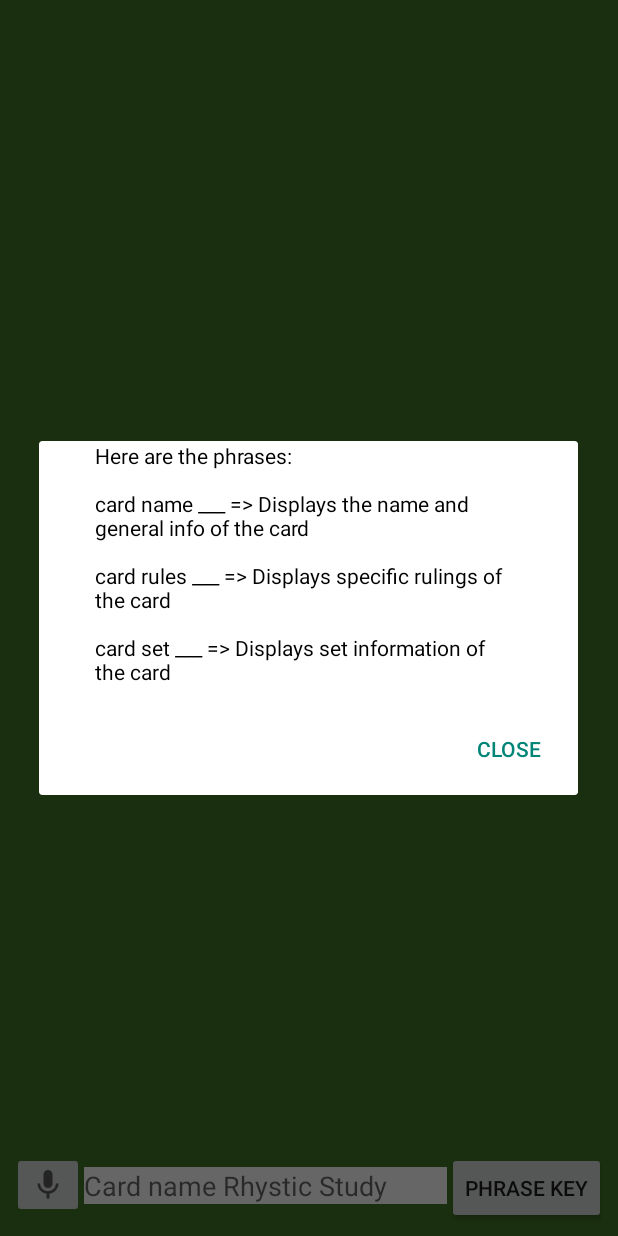
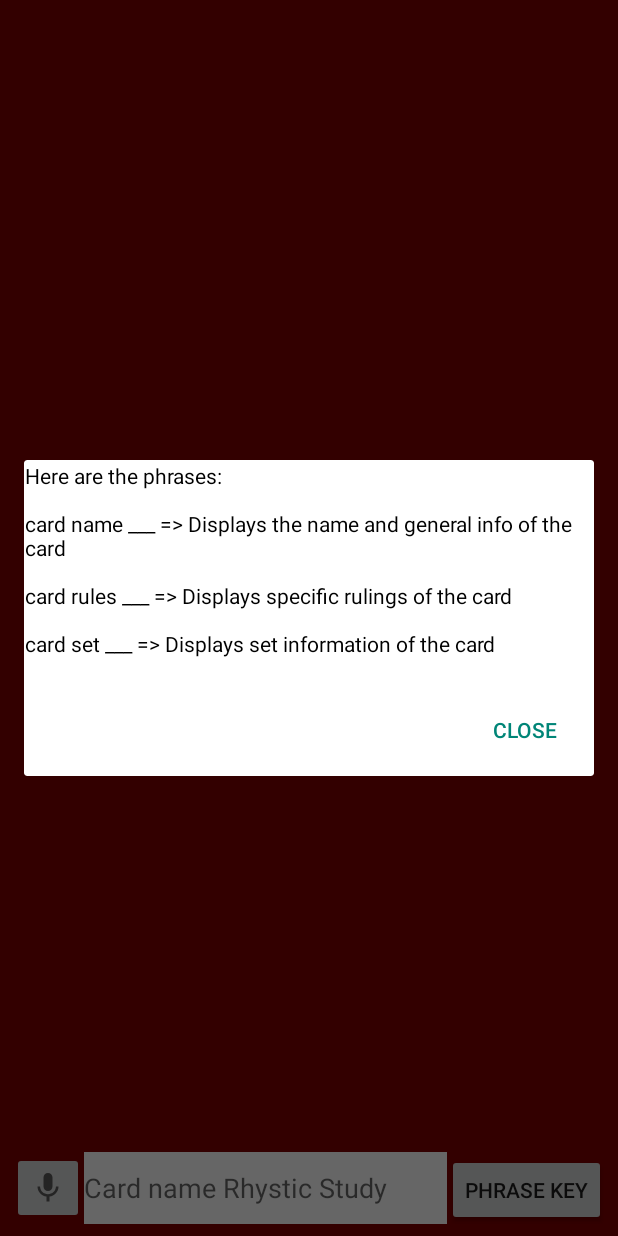
Before and after one commit to shama2025/MTGChatbot, an Android app: the screen it shows after launch (MainActivity), after a tap on "PHRASE KEY", on a phone screen of 412 x 824 dp. Run offline under Robolectric (Android 15) with nearby library versions, the phone set to English and light mode, and no system bars.

Commit message:
Update UI by adding rounded corners for text/alert dialogs, update background to be more analogous, update adapter to adjust visibility of aiIcon, create aiIcon, update android manifest so theme can be handled for light and dark more. (#4)

```diff
--- a/app/src/main/AndroidManifest.xml
+++ b/app/src/main/AndroidManifest.xml
@@ -11,14 +11,14 @@
         android:label="@string/app_name"
         android:roundIcon="@mipmap/ic_launcher_round"
         android:supportsRtl="true"
-        android:theme="@style/Theme.AppCompat.DayNight"
+        android:theme="@style/Theme.AppCompat.Light"
         tools:targetApi="31">
 
         <activity
             android:name=".MainActivity"
             android:exported="true"
             android:label="@string/app_name"
-            android:theme="@style/Theme.AppCompat.DayNight">
+            android:theme="@style/Theme.AppCompat.Light">
             <intent-filter>
                 <action android:name="android.intent.action.MAIN" />
 
--- /dev/null
+++ b/app/src/main/res/drawable/round_corners_alert_dialogs.xml
@@ -0,0 +1,16 @@
+<?xml version="1.0" encoding="utf-8"?>
+<shape xmlns:android="http://schemas.android.com/apk/res/android" >
+<stroke
+    android:width="1dp"
+    android:color="@color/white" />
+
+<solid android:color="#ffffff" />
+
+<padding
+    android:left="1dp"
+    android:right="1dp"
+    android:bottom="1dp"
+    android:top="1dp" />
+
+<corners android:radius="5dp" />
+</shape>
--- a/app/src/main/res/layout/api_error_alert_dialog.xml
+++ b/app/src/main/res/layout/api_error_alert_dialog.xml
@@ -15,6 +15,7 @@
         android:textColor="@android:color/holo_red_light"
         android:textSize="18sp"
         android:textStyle="bold"
+        android:background="@drawable/round_corners_alert_dialogs"
         app:layout_constraintBottom_toBottomOf="parent"
         app:layout_constraintEnd_toEndOf="parent"
         app:layout_constraintStart_toStartOf="parent"
--- a/app/src/main/res/layout/main_activity.xml
+++ b/app/src/main/res/layout/main_activity.xml
@@ -5,7 +5,7 @@
     android:id="@+id/main"
     android:layout_width="match_parent"
     android:layout_height="match_parent"
-    android:background="#427726"
+    android:background="#800000"
 >
     <androidx.recyclerview.widget.RecyclerView
         android:id="@+id/chatRoom"
@@ -29,7 +29,7 @@
         <ImageButton
             android:id="@+id/micBtn"
             android:layout_width="wrap_content"
-            android:layout_height="wrap_content"
+            android:layout_height="48dp"
             android:contentDescription="Mic"
             android:src="@drawable/baseline_mic_24" />
 
@@ -38,6 +38,7 @@
             android:layout_width="227dp"
             android:layout_height="wrap_content"
             android:layout_weight="1"
+            android:height="48dp"
             android:background="@color/white"
             android:hint="Card name Rhystic Study" />
 
--- a/app/src/main/res/layout/phrases_key_alert_dialog_layout.xml
+++ b/app/src/main/res/layout/phrases_key_alert_dialog_layout.xml
@@ -8,8 +8,8 @@
     <TextView
         android:id="@+id/phrasesKeyDisplay"
         android:theme="@style/Theme.AppCompat.Light.DarkActionBar"
-        android:layout_width="276dp"
-        android:layout_height="174dp"
+        android:layout_width="wrap_content"
+        android:layout_height="wrap_content"
         android:text="Here are the phrases:\n
         \ncard name ___ => Displays the name and general info of the card\n
         \ncard rules ___ => Displays specific rulings of the card\n
@@ -17,6 +17,7 @@
         "
         android:textColor="@android:color/black"
         android:textSize="14sp"
+        android:background="@drawable/round_corners_alert_dialogs"
         app:layout_constraintBottom_toBottomOf="parent"
         app:layout_constraintEnd_toEndOf="parent"
         app:layout_constraintHorizontal_bias="0.444"
```
Also changed, not shown: app/src/main/java/com/mashaffer/mymtgchatbot/UserAiChatAdapter.kt (+6 -2 lines), app/src/main/res/drawable/ic_ai_icon.xml (added, +52 -0 lines), app/src/main/res/drawable/round_corner_chats.xml (added, +16 -0 lines), app/src/main/res/layout/user_ai_chat_layout.xml (+53 -30 lines).
